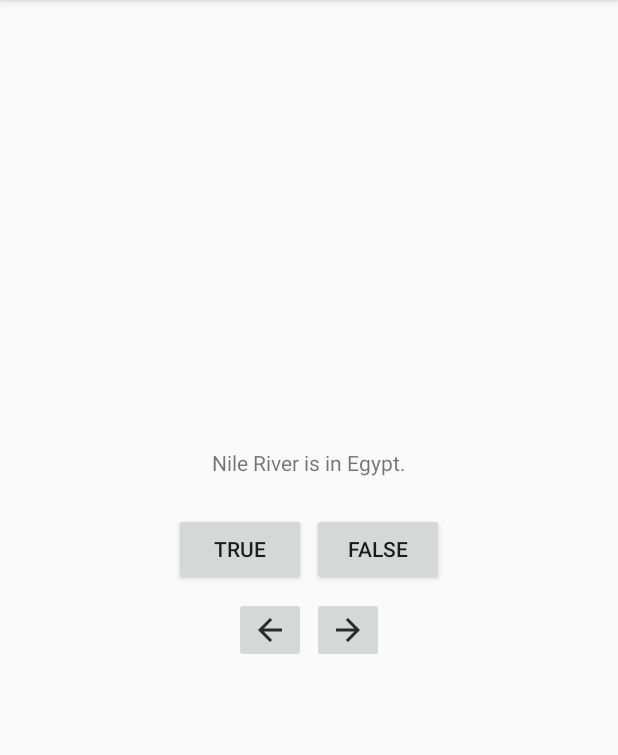
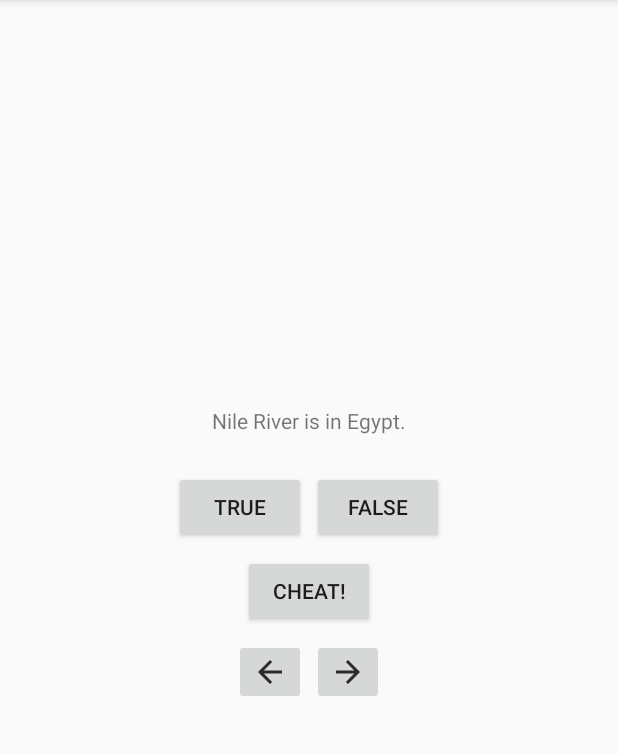
Before and after one commit to SebastianLiando/Android-Ranch, an Android app: the screen it shows after launch (QuizActivity), on a phone screen of 412 x 824 dp, the part 84-839 px from its top. Run offline under Robolectric (Android 15) with nearby library versions, the phone set to English and light mode, and no system bars.

Commit message:
add cheating feature
user can cheat, but will not get a praise

```diff
--- a/GeoQuiz/app/src/main/AndroidManifest.xml
+++ b/GeoQuiz/app/src/main/AndroidManifest.xml
@@ -9,6 +9,7 @@
         android:roundIcon="@mipmap/ic_launcher_round"
         android:supportsRtl="true"
         android:theme="@style/AppTheme">
+        <activity android:name=".CheatActivity"></activity>
         <activity android:name=".QuizActivity">
             <intent-filter>
                 <action android:name="android.intent.action.MAIN" />
--- a/GeoQuiz/app/src/main/res/layout-land/activity_quiz.xml
+++ b/GeoQuiz/app/src/main/res/layout-land/activity_quiz.xml
@@ -30,6 +30,14 @@
 
     </LinearLayout>
 
+    <Button
+        android:id="@+id/button_cheat"
+        android:layout_width="wrap_content"
+        android:layout_height="wrap_content"
+        android:layout_gravity="bottom|center"
+        android:layout_margin="8dp"
+        android:text="@string/button_cheat" />
+
     <ImageButton
         android:id="@+id/button_prev"
         android:layout_width="wrap_content"
--- a/GeoQuiz/app/src/main/res/layout/activity_quiz.xml
+++ b/GeoQuiz/app/src/main/res/layout/activity_quiz.xml
@@ -32,6 +32,13 @@
             android:text="@string/button_false" />
     </LinearLayout>
 
+    <Button
+        android:id="@+id/button_cheat"
+        android:layout_width="wrap_content"
+        android:layout_height="wrap_content"
+        android:layout_marginTop="8dp"
+        android:text="@string/button_cheat" />
+
     <LinearLayout
         android:layout_width="wrap_content"
         android:layout_height="wrap_content"
--- a/GeoQuiz/app/src/main/res/values/strings.xml
+++ b/GeoQuiz/app/src/main/res/values/strings.xml
@@ -4,6 +4,8 @@
     <!-- Button labels -->
     <string name="button_false">False</string>
     <string name="button_true">True</string>
+    <string name="button_cheat">Cheat!</string>
+    <string name="button_show">Show Answer</string>
 
     <!-- ImageButton description -->
     <string name="image_button_next">Next Question</string>
@@ -12,6 +14,7 @@
     <!-- Toast messages -->
     <string name="toast_correct">Correct :D</string>
     <string name="toast_incorrect">Incorrect :(</string>
+    <string name="toast_cheat">Cheating is wrong</string>
 
     <!-- Question bank -->
     <string name="question_one">Nile River is in Egypt.</string>
@@ -20,6 +23,6 @@
     <string name="question_four">Croatia is landlocked.</string>
     <string name="question_five">Auckland is New Zealand\'s largest city.</string>
 
-
+    <string name="text_cheat">Are you sure you want to cheat?</string>
 
 </resources>
```
Also changed, not shown: GeoQuiz/app/src/main/java/com/zetzaus/geoquiz/CheatActivity.java (added, +114 -0 lines), GeoQuiz/app/src/main/java/com/zetzaus/geoquiz/QuizActivity.java (+59 -6 lines), GeoQuiz/app/src/main/res/layout/activity_cheat.xml (added, +28 -0 lines).
